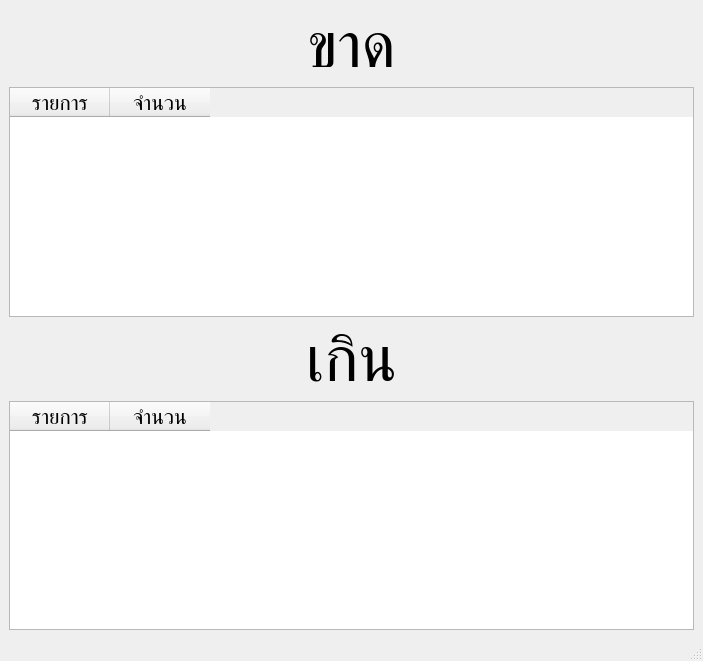
ThanawatKMUTNB/MRINCE, file Phase2/report.ui: the form before one commit.
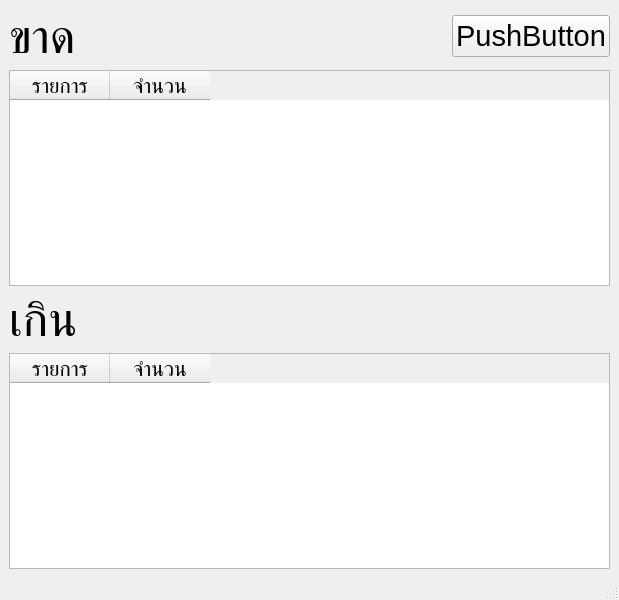
The form after the commit.

```diff
--- a/Phase2/report.ui
+++ b/Phase2/report.ui
@@ -6,8 +6,8 @@
    <rect>
     <x>0</x>
     <y>0</y>
-    <width>703</width>
-    <height>661</height>
+    <width>619</width>
+    <height>600</height>
    </rect>
   </property>
   <property name="windowTitle">
@@ -27,6 +27,8 @@
        <enum>QLayout::SetMaximumSize</enum>
       </property>
       <item>
+       <layout class="QHBoxLayout" name="horizontalLayout_2">
+        <item>
        <widget class="QLabel" name="label_1">
         <property name="enabled">
          <bool>true</bool>
@@ -39,16 +41,36 @@
         </property>
         <property name="font">
          <font>
-          <pointsize>48</pointsize>
+            <pointsize>36</pointsize>
          </font>
         </property>
         <property name="text">
          <string>ขาด</string>
         </property>
         <property name="alignment">
-         <set>Qt::AlignHCenter|Qt::AlignTop</set>
-        </property>
-       </widget>
+           <set>Qt::AlignLeading|Qt::AlignLeft|Qt::AlignTop</set>
+          </property>
+         </widget>
+        </item>
+        <item>
+         <widget class="QPushButton" name="pushButton">
+          <property name="sizePolicy">
+           <sizepolicy hsizetype="Fixed" vsizetype="Fixed">
+            <horstretch>0</horstretch>
+            <verstretch>0</verstretch>
+           </sizepolicy>
+          </property>
+          <property name="font">
+           <font>
+            <pointsize>22</pointsize>
+           </font>
+          </property>
+          <property name="text">
+           <string>PushButton</string>
+          </property>
+         </widget>
+        </item>
+       </layout>
       </item>
       <item>
        <widget class="QTableWidget" name="tableWidget_1">
@@ -93,7 +115,7 @@
         </property>
         <property name="font">
          <font>
-          <pointsize>48</pointsize>
+          <pointsize>36</pointsize>
          </font>
         </property>
         <property name="layoutDirection">
@@ -103,7 +125,7 @@
          <string>เกิน</string>
         </property>
         <property name="alignment">
-         <set>Qt::AlignHCenter|Qt::AlignTop</set>
+         <set>Qt::AlignLeading|Qt::AlignLeft|Qt::AlignTop</set>
         </property>
        </widget>
       </item>
```
Left out of the diff: 2 changed lines with no effect on the pictures. Lines whose indentation alone changed are shown as unchanged.
